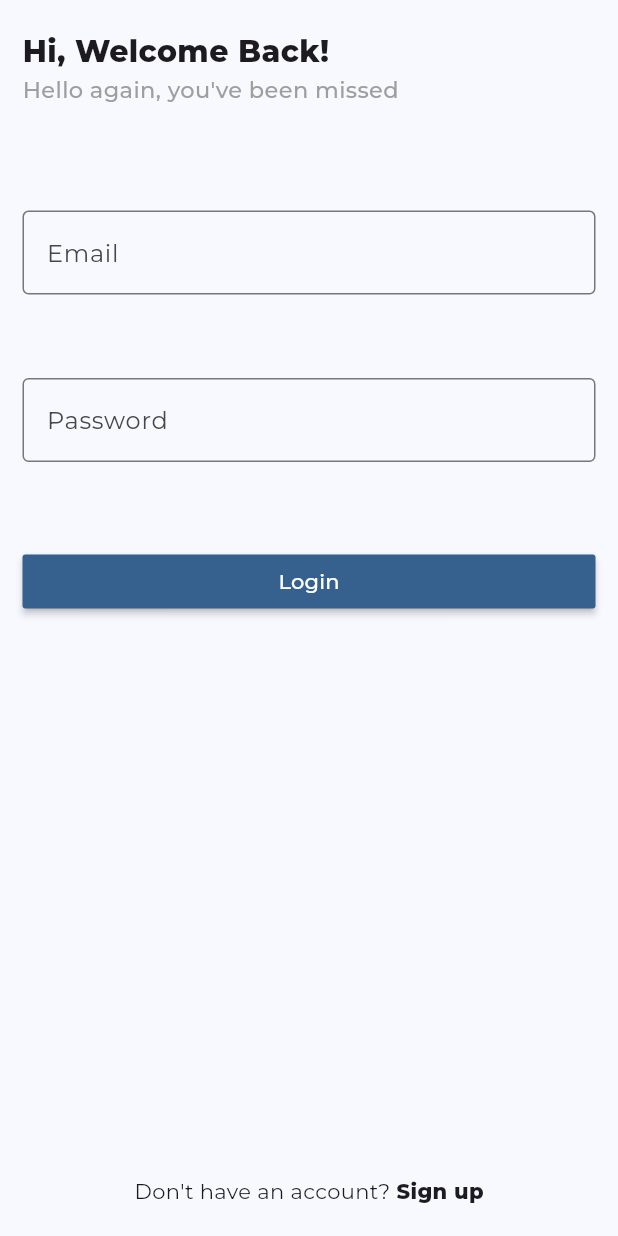
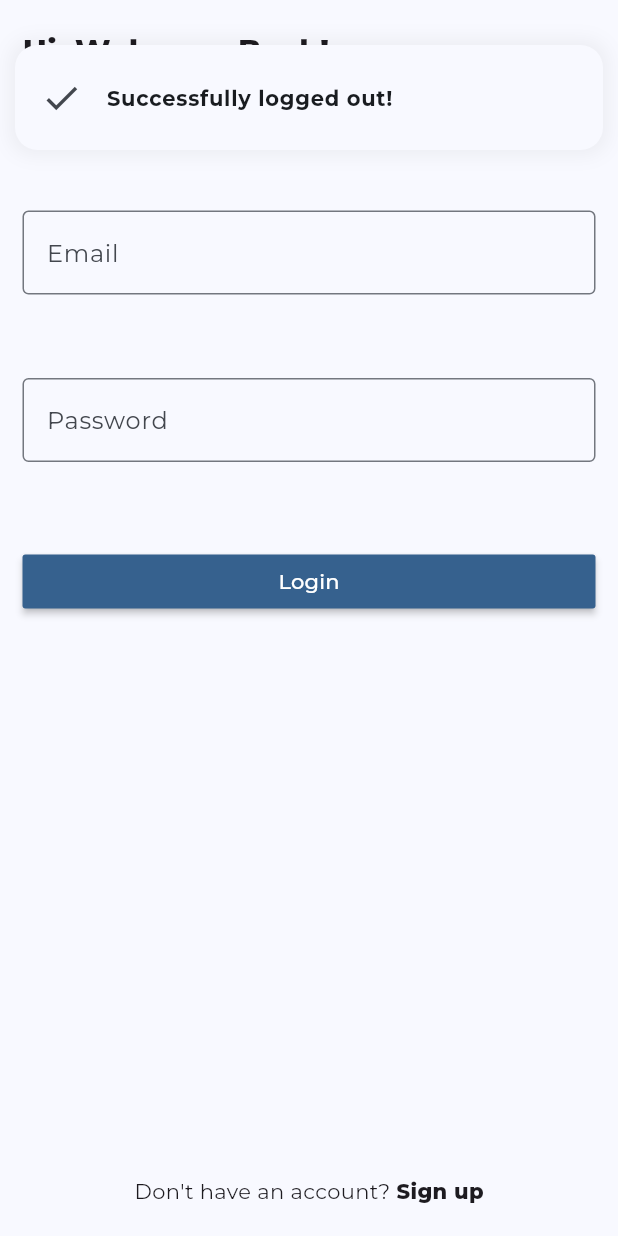
Before and after one commit to BretLogs/Realtime-Chat-app-with-Firebase, a Flutter app: the HomePage screen opened by its route, after a tap on the "logout" icon, on a phone screen of 412 x 824 dp. Run offline on Flutter 3.47's test engine with Material 3 defaults, Android fonts, the light colour scheme and no system bars; drawn by our look-alikes of delightful_toast; our stand-ins replace firebase_auth, firebase_core, get_it, google_fonts; accounts and stored records are empty.

Commit message:
Alerts Done in home page under Icon button pressed and GetIt initialization

```diff
--- a/chatapp_realtime_firebase/lib/pages/home_page.dart
+++ b/chatapp_realtime_firebase/lib/pages/home_page.dart
@@ -1,3 +1,4 @@
+import 'package:chatapp_realtime_firebase/services/alert_service.dart';
 import 'package:chatapp_realtime_firebase/services/auth_service.dart';
 import 'package:chatapp_realtime_firebase/services/navigation_services.dart';
 import 'package:flutter/material.dart';
@@ -14,12 +15,14 @@ class _HomePageState extends State<HomePage> {
   final GetIt _getIt = GetIt.instance;
   late AuthService _authService;
   late NavigationServices _navigationServices;
+  late AlertService _alertService;
 
   @override
   void initState() {
     super.initState();
     _authService = _getIt.get<AuthService>();
     _navigationServices = _getIt.get<NavigationServices>();
+    _alertService = _getIt.get<AlertService>();
   }
 
   @override
@@ -32,6 +35,7 @@ class _HomePageState extends State<HomePage> {
             onPressed: () async {
               bool result = await _authService.logout();
               if (result) {
+                _alertService.showToast(text: 'Successfully logged out!', icon: Icons.check);
                 _navigationServices.pushReplacementNamed('/login');
               }
             },
--- a/chatapp_realtime_firebase/lib/pages/login_page.dart
+++ b/chatapp_realtime_firebase/lib/pages/login_page.dart
@@ -1,4 +1,5 @@
 import 'package:chatapp_realtime_firebase/consts.dart';
+import 'package:chatapp_realtime_firebase/services/alert_service.dart';
 import 'package:chatapp_realtime_firebase/services/auth_service.dart';
 import 'package:chatapp_realtime_firebase/services/navigation_services.dart';
 import 'package:chatapp_realtime_firebase/widgets/custom_form_field.dart';
@@ -18,12 +19,14 @@ class _LoginPageState extends State<LoginPage> {
 
   late AuthService _authService;
   late NavigationServices _navigationServices;
+  late AlertService _alertService;
 
   @override
   void initState() {
     super.initState();
     _authService = _getIt.get<AuthService>();
     _navigationServices = _getIt.get<NavigationServices>();
+    _alertService = _getIt.get<AlertService>();
   }
 
   String? email, password;
@@ -128,7 +131,12 @@ class _LoginPageState extends State<LoginPage> {
             bool result = await _authService.login(email!, password!);
             if (result) {
               _navigationServices.pushReplacementNamed('/home');
-            } else {}
+            } else {
+              _alertService.showToast(
+                text: 'Failed to Login, Please Try Again',
+                icon: Icons.error,
+              );
+            }
           }
         },
         color: Theme.of(context).colorScheme.primary,
```
